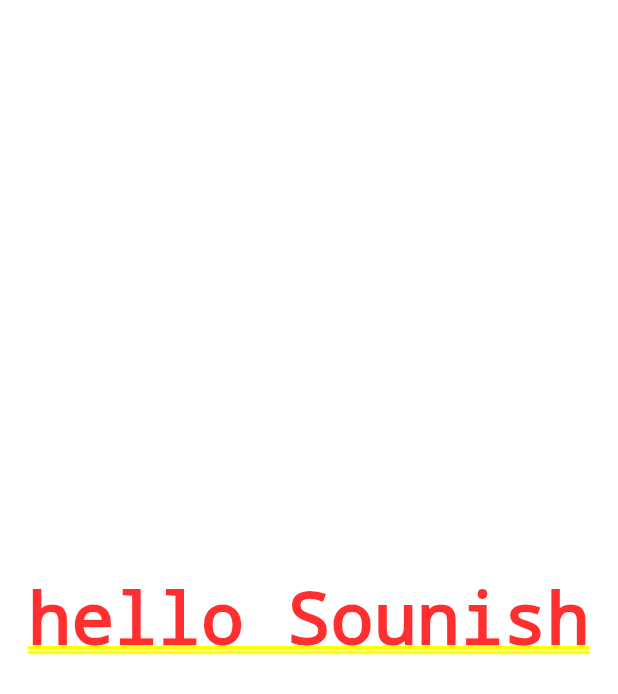
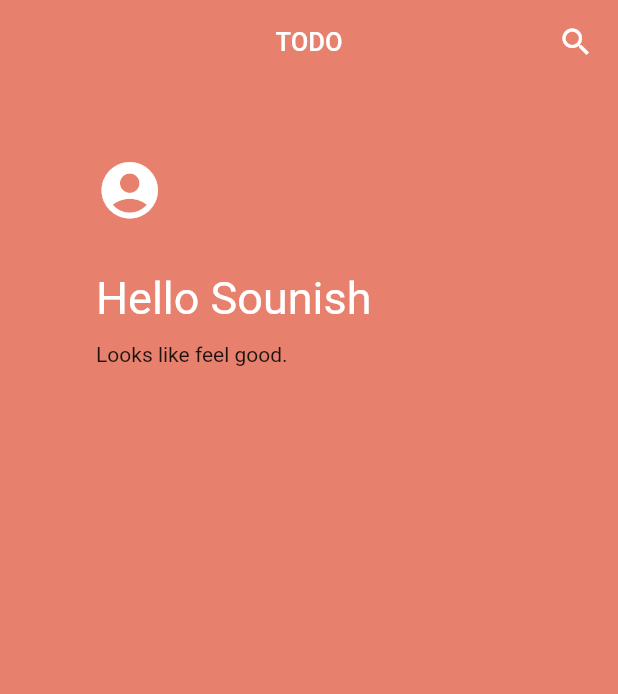
Before and after one commit to sounishnath003/TODOs-FLUTTER-, a Flutter app: the screen it shows after launch, on a phone screen of 412 x 824 dp. Shown: the top 694 px of the screen. Run offline on Flutter 3.47's test engine with Material 2 defaults, Android fonts, the phone set to English and light mode, and no system bars.

Commit message:
UI designing

```diff
--- a/lib/main.dart
+++ b/lib/main.dart
@@ -54,9 +54,55 @@ class _MyHomePageState extends State<MyHomePage> with SingleTickerProviderStateM
 
     @override
     Widget build(BuildContext context) {
-      return Center(
-        child: Container(
-           child: new Text("hello Sounish"),
+      return new Scaffold(
+        backgroundColor: currentColor,
+        appBar: new AppBar(
+          actions: <Widget>[
+            Padding(
+              padding: const EdgeInsets.only(right: 16.0),
+              child: Icon(Icons.search),
+            ) //padding
+          ], // <widgets>[]
+          backgroundColor: currentColor,
+          centerTitle: true,
+          title: new Text(
+            "TODO",
+            style: new TextStyle(fontSize: 17.0),
+          ),
+          elevation: 0.0,
+        ),
+        // body
+        body: new Center(
+          child: new Column(
+            crossAxisAlignment: CrossAxisAlignment.start,
+            children: <Widget>[
+              new Row(),
+              new Padding(
+                padding: const EdgeInsets.symmetric(vertical: 32.0,
+                horizontal: 64.0),
+              child: new Container(
+                child: new Column(
+                  crossAxisAlignment: CrossAxisAlignment.start,
+                  children: <Widget>[
+                    Padding(
+                      padding: const EdgeInsets.symmetric(vertical: 16.0),
+                      child: Icon(Icons.account_circle,size:45.0,color: Colors.white),
+                    ),
+                    Padding(
+                      padding: const EdgeInsets.fromLTRB(0.0, 16.0, 0.0, 12.0),
+                      child:  Text("Hello Sounish",
+                      style: new TextStyle(fontSize: 30.0,
+                      color: Colors.white,
+                      fontWeight: FontWeight.w400)
+                      ),
+                    ),
+                    new Text("Looks like feel good.")
+                  ],
+                ),
+              ),
+              ),
+            ],
+          ),
         ),
       );
     }
```
